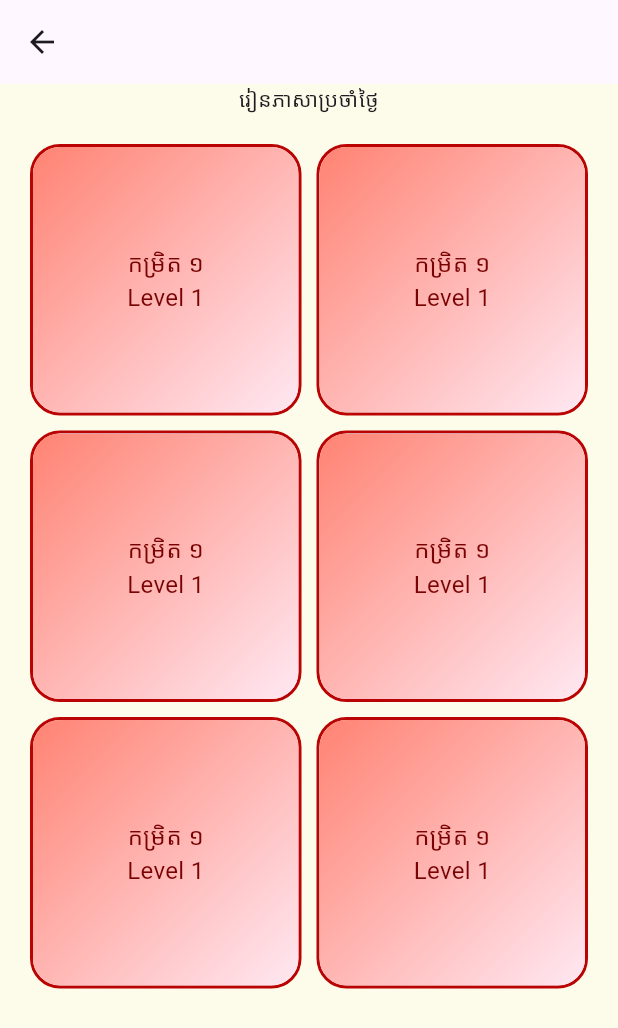
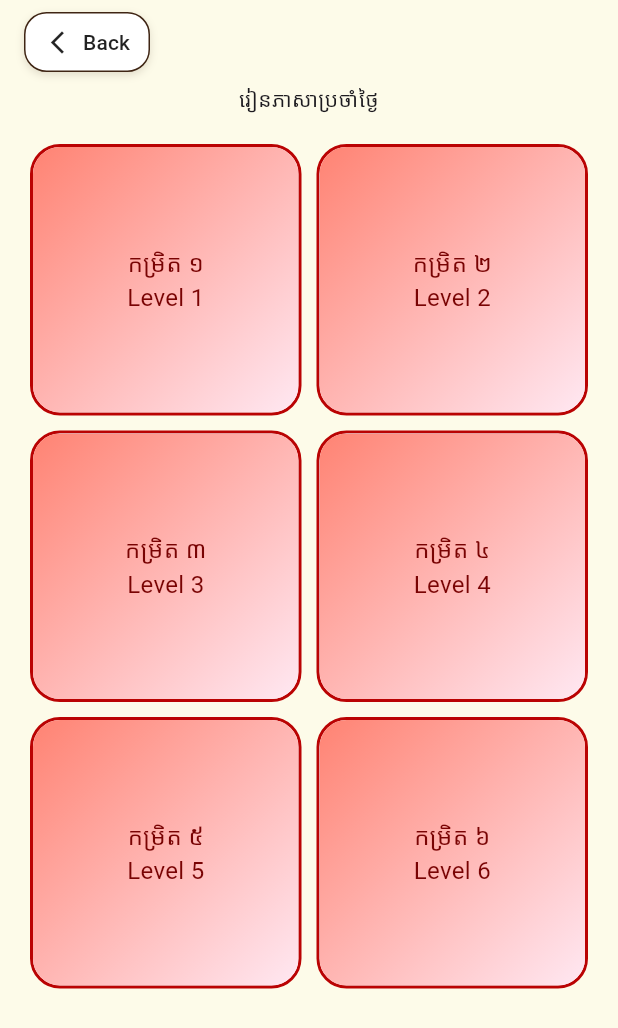
Before and after one commit to Vireakrom/salhub-flutter, a Flutter app: the HomePage screen opened directly, scrolled down 467 dp, after a tap on "រៀនភាសាប្រចាំថ្ងៃ", on a phone screen of 412 x 824 dp. Shown: the top 1028 px of the screen. Run offline on Flutter 3.47's test engine with Material 3 defaults, Android fonts, the phone set to English and light mode, and no system bars.

Commit message:
Made back_button widget

```diff
--- a/salhub/lib/views/pages/home_page.dart
+++ b/salhub/lib/views/pages/home_page.dart
@@ -222,21 +222,50 @@ class HomePage extends StatelessWidget {
                             ),
                           ),
                         ),
-                        ShaderMask(
-                          shaderCallback: (bounds) => LinearGradient(
-                            colors: [Color(0xFFFF8373), Color(0xFFFFE8F2)],
+                        GestureDetector(
+                          onTap: () {
+                            Navigator.push(
+                              context,
+                              MaterialPageRoute(
+                                builder: (context) => ReanPeasaPage(),
+                              ),
+                            );
+                          },
+                          child: Container(
+                            decoration: BoxDecoration(
+                              color: Colors.white,
+                              borderRadius: BorderRadius.circular(20),
+                              border: Border.all(
+                                color: Color(0xFFBA0303),
+                                width: 2,
+                              ),
+                            ),
+                            child: Stack(
+                              alignment: Alignment.center,
+
+                              children: [
+                                Positioned.fill(
+                                  child: ClipRRect(
+                                    borderRadius: BorderRadius.circular(18),
+                                    child: ShaderMask(
+                                      blendMode: BlendMode.srcIn,
+                                      shaderCallback: (bounds) =>
+                                          LinearGradient(
+                                            colors: [
+                                              Color(0xFFFF8373),
+                                              Color(0xFFFFE8F2),
+                                            ],
                                             begin: Alignment.topLeft,
                                             end: Alignment.bottomRight,
                                           ).createShader(bounds),
-                          child: Container(
-                            padding: const EdgeInsets.all(8),
-                            decoration: BoxDecoration(
-                              color: Colors.white,
-                              borderRadius: BorderRadius.circular(20),
-                              border: Border.all(color: Color(0xFFBA0303)),
+                                      child: Container(color: Colors.white),
                                     ),
+                                  ),
+                                ),
+                                Padding(
+                                  padding: const EdgeInsets.all(8.0),
                                   child: Column(
-                              crossAxisAlignment: CrossAxisAlignment.center,
+                                    mainAxisSize: MainAxisSize.min,
                                     children: [
                                       SizedBox(
                                         child: Image.asset(
@@ -253,13 +282,16 @@ class HomePage extends StatelessWidget {
                                     ],
                                   ),
                                 ),
+                              ],
+                            ),
+                          ),
                         ),
                         GestureDetector(
                           onTap: () {
                             Navigator.push(
                               context,
                               MaterialPageRoute(
-                                builder: (context) => ReanPeasaPage(),
+                                builder: (context) => Placeholder(),
                               ),
                             );
                           },
@@ -305,7 +337,7 @@ class HomePage extends StatelessWidget {
                                         ),
                                       ),
                                       Text(
-                                        "រៀនភាសាប្រចាំថ្ងៃ",
+                                        "ភាសាចម្រុះ",
                                         style: TextStyle(
                                           fontSize: 16,
                                           color: Color(0xFF790303),
--- a/salhub/lib/views/pages/rean_peasa/rean_peasa_page.dart
+++ b/salhub/lib/views/pages/rean_peasa/rean_peasa_page.dart
@@ -1,4 +1,5 @@
 import 'package:flutter/material.dart';
+import 'package:salhub/views/widgets/back_button_widget.dart';
 import 'package:salhub/views/widgets/level_widget.dart';
 
 class ReanPeasaPage extends StatelessWidget {
@@ -7,7 +8,12 @@ class ReanPeasaPage extends StatelessWidget {
   @override
   Widget build(BuildContext context) {
     return Scaffold(
-      appBar: AppBar(),
+      appBar: AppBar(
+        backgroundColor: Colors.transparent,
+        automaticallyImplyLeading: false,
+        leadingWidth: 100,
+        leading: BackButtonWidget(),
+      ),
       body: Column(
         children: [
           Text("រៀនភាសាប្រចាំថ្ងៃ"),
@@ -26,28 +32,28 @@ class ReanPeasaPage extends StatelessWidget {
                 nextPage: Placeholder(),
               ),
               LevelWidget(
-                title: "កម្រិត ១",
-                description: "Level 1",
+                title: "កម្រិត ២",
+                description: "Level 2",
                 nextPage: Placeholder(),
               ),
               LevelWidget(
-                title: "កម្រិត ១",
-                description: "Level 1",
+                title: "កម្រិត ៣",
+                description: "Level 3",
                 nextPage: Placeholder(),
               ),
               LevelWidget(
-                title: "កម្រិត ១",
-                description: "Level 1",
+                title: "កម្រិត ៤",
+                description: "Level 4",
                 nextPage: Placeholder(),
               ),
               LevelWidget(
-                title: "កម្រិត ១",
-                description: "Level 1",
+                title: "កម្រិត ៥",
+                description: "Level 5",
                 nextPage: Placeholder(),
               ),
               LevelWidget(
-                title: "កម្រិត ១",
-                description: "Level 1",
+                title: "កម្រិត ៦",
+                description: "Level 6",
                 nextPage: Placeholder(),
               ),
             ],
--- /dev/null
+++ b/salhub/lib/views/widgets/back_button_widget.dart
@@ -0,0 +1,38 @@
+import 'package:flutter/material.dart';
+
+class BackButtonWidget extends StatelessWidget {
+  const BackButtonWidget({super.key});
+
+  @override
+  Widget build(BuildContext context) {
+    return Padding(
+      padding: const EdgeInsets.only(left: 16.0, top: 8.0, bottom: 8.0),
+      child: Container(
+        decoration: BoxDecoration(
+          color: Colors.white,
+          borderRadius: BorderRadius.circular(15.0),
+          boxShadow: [
+            BoxShadow(
+              color: Color(0xFF3F2514).withValues(alpha: 0.15),
+              blurRadius: 4,
+              offset: const Offset(0, 2),
+            ),
+          ],
+          border: Border.all(color: Color(0xFF3F2514), width: 1),
+        ),
+        child: TextButton.icon(
+          style: TextButton.styleFrom(
+            padding: const EdgeInsets.symmetric(horizontal: 10.0),
+            foregroundColor: Colors.black87,
+          ),
+          onPressed: () => Navigator.pop(context),
+          icon: const Icon(Icons.arrow_back_ios_new, size: 18),
+          label: const Text(
+            'Back',
+            style: TextStyle(fontSize: 14, fontWeight: FontWeight.w500),
+          ),
+        ),
+      ),
+    );
+  }
+}
```
Lines whose indentation alone changed are shown as unchanged.
